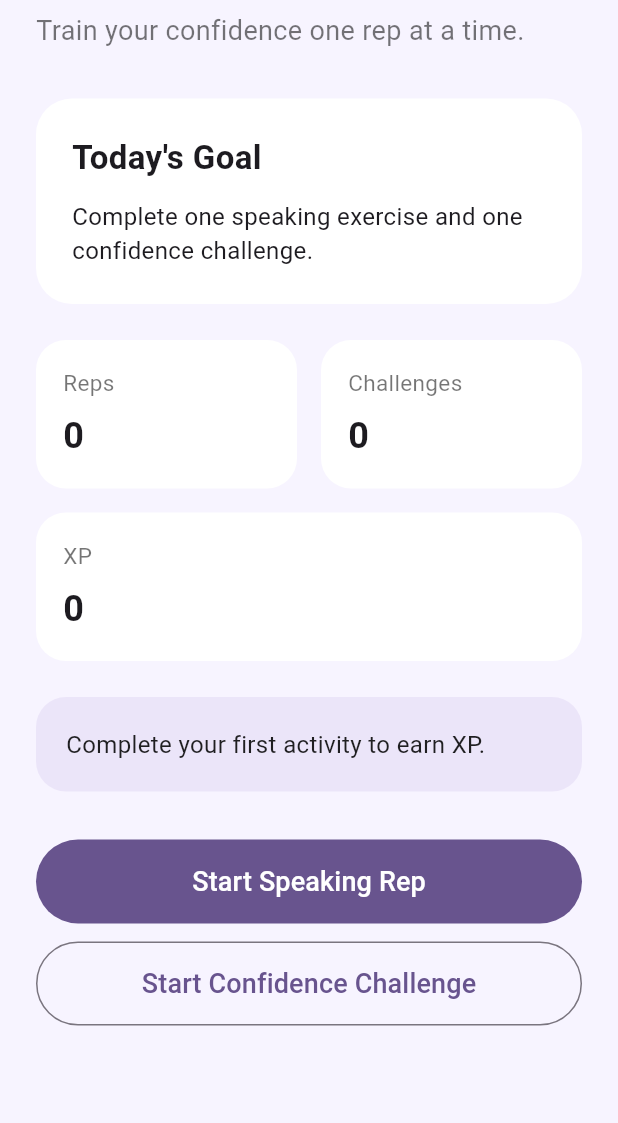
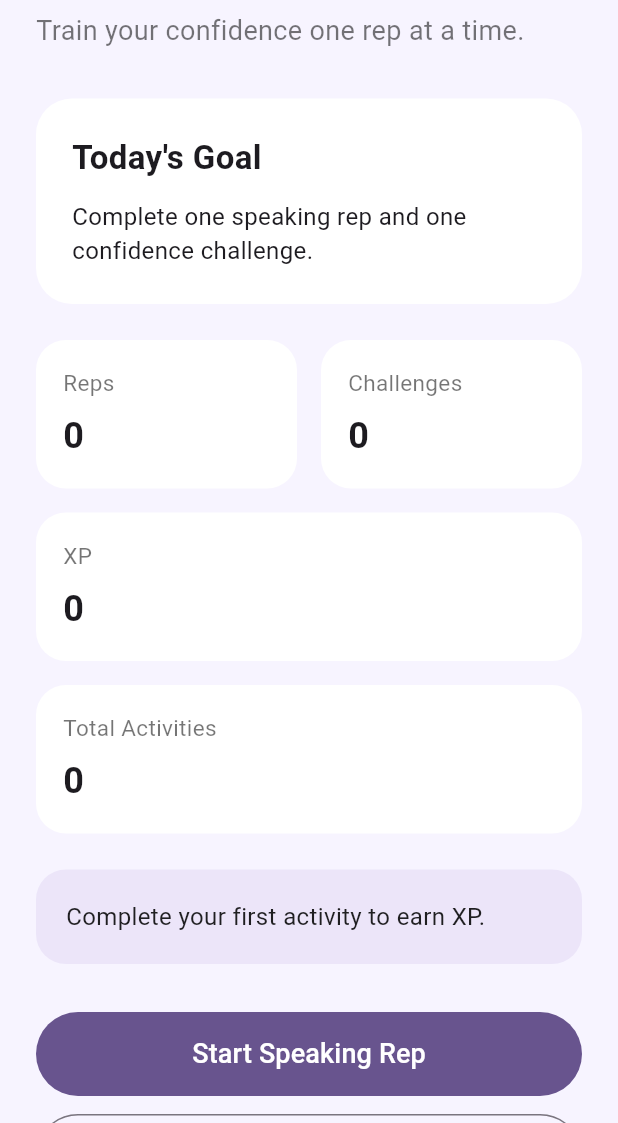
Before and after one commit to afrowillo/socialgym, a Flutter app: the screen it shows after launch, on a phone screen of 412 x 824 dp, the part 113-1236 px from its top. Run offline on Flutter 3.47's test engine with Material 3 defaults, Android fonts, the phone set to English and light mode, and no system bars; our stand-ins replace shared_preferences.

Commit message:
Add persistent progress to home screen

```diff
--- a/lib/screens/home_screen.dart
+++ b/lib/screens/home_screen.dart
@@ -1,8 +1,9 @@
 import 'package:flutter/material.dart';
 
+import '../services/progress_service.dart';
 import '../widgets/stat_card.dart';
+import 'challenge_screen.dart';
 import 'prompt_screen.dart';
-import 'challenge_screen.dart';
 
 class HomeScreen extends StatefulWidget {
   const HomeScreen({super.key});
@@ -12,9 +13,40 @@ class HomeScreen extends StatefulWidget {
 }
 
 class _HomeScreenState extends State<HomeScreen> {
+  final ProgressService progressService = ProgressService();
+
   int xp = 0;
   int completedReps = 0;
   int completedChallenges = 0;
+  bool isLoading = true;
+
+  @override
+  void initState() {
+    super.initState();
+    loadProgress();
+  }
+
+  Future<void> loadProgress() async {
+    final int savedXp = await progressService.loadXp();
+    final int savedReps = await progressService.loadCompletedReps();
+    final int savedChallenges =
+        await progressService.loadCompletedChallenges();
+
+    setState(() {
+      xp = savedXp;
+      completedReps = savedReps;
+      completedChallenges = savedChallenges;
+      isLoading = false;
+    });
+  }
+
+  Future<void> saveProgress() async {
+    await progressService.saveProgress(
+      xp: xp,
+      completedReps: completedReps,
+      completedChallenges: completedChallenges,
+    );
+  }
 
   Future<void> startSpeakingSession(BuildContext context) async {
     final bool? repCompleted = await Navigator.push(
@@ -29,6 +61,8 @@ class _HomeScreenState extends State<HomeScreen> {
         xp += 10;
         completedReps++;
       });
+
+      await saveProgress();
     }
   }
 
@@ -45,11 +79,52 @@ class _HomeScreenState extends State<HomeScreen> {
         xp += 20;
         completedChallenges++;
       });
+
+      await saveProgress();
     }
+  }
+
+  Future<void> resetProgress() async {
+    await progressService.resetProgress();
+
+    setState(() {
+      xp = 0;
+      completedReps = 0;
+      completedChallenges = 0;
+    });
+  }
+
+  int get totalActivities {
+    return completedReps + completedChallenges;
+  }
+
+  String get encouragementMessage {
+    if (xp == 0) {
+      return "Complete your first activity to earn XP.";
+    }
+
+    if (xp < 50) {
+      return "Good start. Keep building the habit.";
+    }
+
+    if (xp < 150) {
+      return "You are gaining momentum. Keep showing up.";
+    }
+
+    return "Strong progress. Your confidence reps are stacking up.";
   }
 
   @override
   Widget build(BuildContext context) {
+    if (isLoading) {
+      return const Scaffold(
+        backgroundColor: Color(0xFFF7F4FF),
+        body: Center(
+          child: CircularProgressIndicator(),
+        ),
+      );
+    }
+
     return Scaffold(
       backgroundColor: const Color(0xFFF7F4FF),
       body: SafeArea(
@@ -94,7 +169,7 @@ class _HomeScreenState extends State<HomeScreen> {
                       ),
                       SizedBox(height: 12),
                       Text(
-                        "Complete one speaking exercise and one confidence challenge.",
+                        "Complete one speaking rep and one confidence challenge.",
                         style: TextStyle(fontSize: 16),
                       ),
                     ],
@@ -120,24 +195,30 @@ class _HomeScreenState extends State<HomeScreen> {
                 ),
                 const SizedBox(height: 16),
                 SizedBox(
-                 width: double.infinity,
-                 child: StatCard(
-                  title: "XP",
-                  value: "$xp",
-                 ),
+                  width: double.infinity,
+                  child: StatCard(
+                    title: "XP",
+                    value: "$xp",
+                  ),
+                ),
+                const SizedBox(height: 16),
+                SizedBox(
+                  width: double.infinity,
+                  child: StatCard(
+                    title: "Total Activities",
+                    value: "$totalActivities",
+                  ),
                 ),
                 const SizedBox(height: 24),
                 Container(
                   width: double.infinity,
                   padding: const EdgeInsets.all(20),
                   decoration: BoxDecoration(
-                    color: Colors.deepPurple.withValues(alpha: 0.08),
+                    color: Colors.deepPurple.withOpacity(0.08),
                     borderRadius: BorderRadius.circular(20),
                   ),
                   child: Text(
-                    xp == 0
-                        ? "Complete your first activity to earn XP."
-                        : "Nice. You have earned $xp XP so far.",
+                    encouragementMessage,
                     style: const TextStyle(
                       fontSize: 16,
                       color: Colors.black87,
@@ -168,6 +249,13 @@ class _HomeScreenState extends State<HomeScreen> {
                     ),
                   ),
                 ),
+                const SizedBox(height: 24),
+                Center(
+                  child: TextButton(
+                    onPressed: resetProgress,
+                    child: const Text("Reset Progress"),
+                  ),
+                ),
               ],
             ),
           ),
--- a/pubspec.yaml
+++ b/pubspec.yaml
@@ -34,6 +34,7 @@ dependencies:
   # The following adds the Cupertino Icons font to your application.
   # Use with the CupertinoIcons class for iOS style icons.
   cupertino_icons: ^1.0.8
+  shared_preferences: ^2.5.5
 
 dev_dependencies:
   flutter_test:
```
Also changed, not shown: lib/services/progress_service.dart (added, +42 -0 lines), pubspec.lock, 1 other file.
